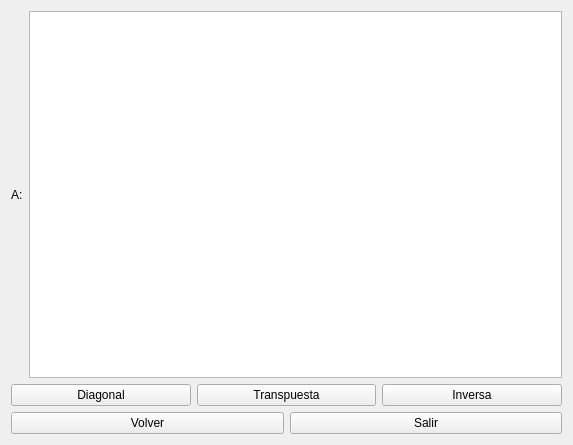
Before: the Qt Designer form BALTAM/onematrixoperator.ui in vflorest/semProject, drawn with Qt 5.
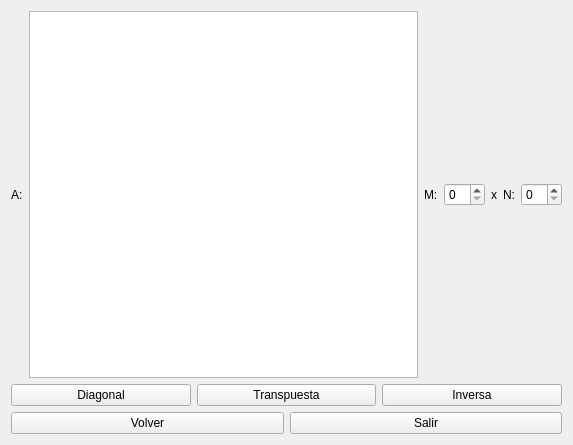
After: the same form once the commit is applied.

What changed in the file:
```diff
--- a/BALTAM/onematrixoperator.ui
+++ b/BALTAM/onematrixoperator.ui
@@ -26,6 +26,40 @@
      <item>
       <widget class="QTableView" name="matrixA"/>
      </item>
+     <item>
+      <layout class="QHBoxLayout" name="horizontalLayout_4">
+       <item>
+        <widget class="QLabel" name="label_2">
+         <property name="text">
+          <string>M:</string>
+         </property>
+        </widget>
+       </item>
+       <item>
+        <widget class="QSpinBox" name="mspinBox"/>
+       </item>
+       <item>
+        <widget class="QLabel" name="label_3">
+         <property name="text">
+          <string>x</string>
+         </property>
+         <property name="alignment">
+          <set>Qt::AlignCenter</set>
+         </property>
+        </widget>
+       </item>
+       <item>
+        <widget class="QLabel" name="label_4">
+         <property name="text">
+          <string>N:</string>
+         </property>
+        </widget>
+       </item>
+       <item>
+        <widget class="QSpinBox" name="nspinBox"/>
+       </item>
+      </layout>
+     </item>
     </layout>
    </item>
    <item>
```
